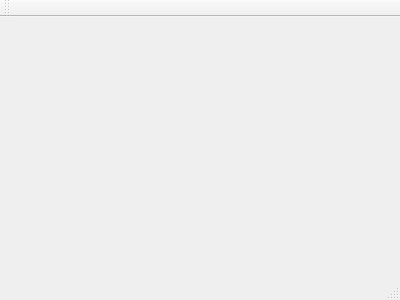
Before: the Qt Designer form puzzle_graficznie/mainwindow.ui in Lambada9992/puzzle_graficznie, drawn with Qt 5.
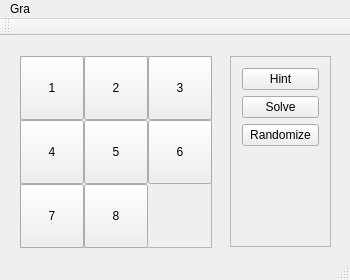
After: the same form once the commit is applied.

Diff of the .ui file:
```diff
--- a/puzzle_graficznie/mainwindow.ui
+++ b/puzzle_graficznie/mainwindow.ui
@@ -1,24 +1,285 @@
 <ui version="4.0">
  <class>MainWindow</class>
- <widget class="QMainWindow" name="MainWindow" >
-  <property name="geometry" >
+ <widget class="QMainWindow" name="MainWindow">
+  <property name="windowModality">
+   <enum>Qt::NonModal</enum>
+  </property>
+  <property name="geometry">
    <rect>
     <x>0</x>
     <y>0</y>
-    <width>400</width>
-    <height>300</height>
+    <width>350</width>
+    <height>280</height>
    </rect>
   </property>
-  <property name="windowTitle" >
-   <string>MainWindow</string>
+  <property name="sizePolicy">
+   <sizepolicy hsizetype="Fixed" vsizetype="Fixed">
+    <horstretch>0</horstretch>
+    <verstretch>0</verstretch>
+   </sizepolicy>
   </property>
-  <widget class="QMenuBar" name="menuBar" />
-  <widget class="QToolBar" name="mainToolBar" />
-  <widget class="QWidget" name="centralWidget" />
-  <widget class="QStatusBar" name="statusBar" />
+  <property name="minimumSize">
+   <size>
+    <width>350</width>
+    <height>280</height>
+   </size>
+  </property>
+  <property name="maximumSize">
+   <size>
+    <width>350</width>
+    <height>280</height>
+   </size>
+  </property>
+  <property name="windowTitle">
+   <string>8 puzzle </string>
+  </property>
+  <property name="autoFillBackground">
+   <bool>false</bool>
+  </property>
+  <widget class="QWidget" name="centralWidget">
+   <widget class="QFrame" name="pola">
+    <property name="geometry">
+     <rect>
+      <x>20</x>
+      <y>20</y>
+      <width>192</width>
+      <height>192</height>
+     </rect>
+    </property>
+    <property name="styleSheet">
+     <string notr="true"/>
+    </property>
+    <property name="frameShape">
+     <enum>QFrame::StyledPanel</enum>
+    </property>
+    <property name="frameShadow">
+     <enum>QFrame::Plain</enum>
+    </property>
+    <widget class="QPushButton" name="pole_1">
+     <property name="geometry">
+      <rect>
+       <x>0</x>
+       <y>0</y>
+       <width>64</width>
+       <height>64</height>
+      </rect>
+     </property>
+     <property name="styleSheet">
+      <string notr="true">font: 26pt &quot;MS Shell Dlg 2&quot;;</string>
+     </property>
+     <property name="text">
+      <string>1</string>
+     </property>
+    </widget>
+    <widget class="QPushButton" name="pole_2">
+     <property name="geometry">
+      <rect>
+       <x>64</x>
+       <y>0</y>
+       <width>64</width>
+       <height>64</height>
+      </rect>
+     </property>
+     <property name="styleSheet">
+      <string notr="true">font: 26pt &quot;MS Shell Dlg 2&quot;;</string>
+     </property>
+     <property name="text">
+      <string>2</string>
+     </property>
+    </widget>
+    <widget class="QPushButton" name="pole_3">
+     <property name="geometry">
+      <rect>
+       <x>128</x>
+       <y>0</y>
+       <width>64</width>
+       <height>64</height>
+      </rect>
+     </property>
+     <property name="styleSheet">
+      <string notr="true">font: 26pt &quot;MS Shell Dlg 2&quot;;</string>
+     </property>
+     <property name="text">
+      <string>3</string>
+     </property>
+    </widget>
+    <widget class="QPushButton" name="pole_6">
+     <property name="geometry">
+      <rect>
+       <x>128</x>
+       <y>64</y>
+       <width>64</width>
+       <height>64</height>
+      </rect>
+     </property>
+     <property name="styleSheet">
+      <string notr="true">font: 26pt &quot;MS Shell Dlg 2&quot;;</string>
+     </property>
+     <property name="text">
+      <string>6</string>
+     </property>
+    </widget>
+    <widget class="QPushButton" name="pole_5">
+     <property name="geometry">
+      <rect>
+       <x>64</x>
+       <y>64</y>
+       <width>64</width>
+       <height>64</height>
+      </rect>
+     </property>
+     <property name="styleSheet">
+      <string notr="true">font: 26pt &quot;MS Shell Dlg 2&quot;;</string>
+     </property>
+     <property name="text">
+      <string>5</string>
+     </property>
+    </widget>
+    <widget class="QPushButton" name="pole_4">
+     <property name="geometry">
+      <rect>
+       <x>0</x>
+       <y>64</y>
+       <width>64</width>
+       <height>64</height>
+      </rect>
+     </property>
+     <property name="styleSheet">
+      <string notr="true">font: 26pt &quot;MS Shell Dlg 2&quot;;</string>
+     </property>
+     <property name="text">
+      <string>4</string>
+     </property>
+    </widget>
+    <widget class="QPushButton" name="pole_8">
+     <property name="geometry">
+      <rect>
+       <x>64</x>
+       <y>128</y>
+       <width>64</width>
+       <height>64</height>
+      </rect>
+     </property>
+     <property name="styleSheet">
+      <string notr="true">font: 26pt &quot;MS Shell Dlg 2&quot;;</string>
+     </property>
+     <property name="text">
+      <string>8</string>
+     </property>
+    </widget>
+    <widget class="QPushButton" name="pole_7">
+     <property name="geometry">
+      <rect>
+       <x>0</x>
+       <y>128</y>
+       <width>64</width>
+       <height>64</height>
+      </rect>
+     </property>
+     <property name="styleSheet">
+      <string notr="true">font: 26pt &quot;MS Shell Dlg 2&quot;;</string>
+     </property>
+     <property name="text">
+      <string>7</string>
+     </property>
+    </widget>
+   </widget>
+   <widget class="QFrame" name="frame">
+    <property name="geometry">
+     <rect>
+      <x>230</x>
+      <y>20</y>
+      <width>101</width>
+      <height>191</height>
+     </rect>
+    </property>
+    <property name="frameShape">
+     <enum>QFrame::StyledPanel</enum>
+    </property>
+    <property name="frameShadow">
+     <enum>QFrame::Raised</enum>
+    </property>
+    <layout class="QVBoxLayout" name="verticalLayout_2">
+     <item>
+      <layout class="QVBoxLayout" name="verticalLayout">
+       <item>
+        <widget class="QPushButton" name="przycisk_hint">
+         <property name="text">
+          <string>Hint</string>
+         </property>
+        </widget>
+       </item>
+       <item>
+        <widget class="QPushButton" name="przycisk_solve">
+         <property name="text">
+          <string>Solve</string>
+         </property>
+        </widget>
+       </item>
+       <item>
+        <widget class="QPushButton" name="randomize">
+         <property name="text">
+          <string>Randomize</string>
+         </property>
+        </widget>
+       </item>
+       <item>
+        <spacer name="verticalSpacer">
+         <property name="orientation">
+          <enum>Qt::Vertical</enum>
+         </property>
+         <property name="sizeHint" stdset="0">
+          <size>
+           <width>20</width>
+           <height>40</height>
+          </size>
+         </property>
+        </spacer>
+       </item>
+      </layout>
+     </item>
+    </layout>
+   </widget>
+  </widget>
+  <widget class="QMenuBar" name="menuBar">
+   <property name="geometry">
+    <rect>
+     <x>0</x>
+     <y>0</y>
+     <width>350</width>
+     <height>21</height>
+    </rect>
+   </property>
+   <widget class="QMenu" name="menuGra">
+    <property name="title">
+     <string>Gra</string>
+    </property>
+    <addaction name="actionWczytaj_gr"/>
+    <addaction name="actionZapisz_rozwi_zanie"/>
+   </widget>
+   <addaction name="menuGra"/>
+  </widget>
+  <widget class="QToolBar" name="mainToolBar">
+   <attribute name="toolBarArea">
+    <enum>TopToolBarArea</enum>
+   </attribute>
+   <attribute name="toolBarBreak">
+    <bool>false</bool>
+   </attribute>
+  </widget>
+  <widget class="QStatusBar" name="statusBar"/>
+  <action name="actionWczytaj_gr">
+   <property name="text">
+    <string>Wczytaj grę</string>
+   </property>
+  </action>
+  <action name="actionZapisz_rozwi_zanie">
+   <property name="text">
+    <string>Zapisz rozwiązanie</string>
+   </property>
+  </action>
  </widget>
- <layoutDefault spacing="6" margin="11" />
- <pixmapfunction></pixmapfunction>
+ <layoutdefault spacing="6" margin="11"/>
  <resources/>
  <connections/>
 </ui>
```
Left out of the diff: 1 changed line with no effect on the pictures.
